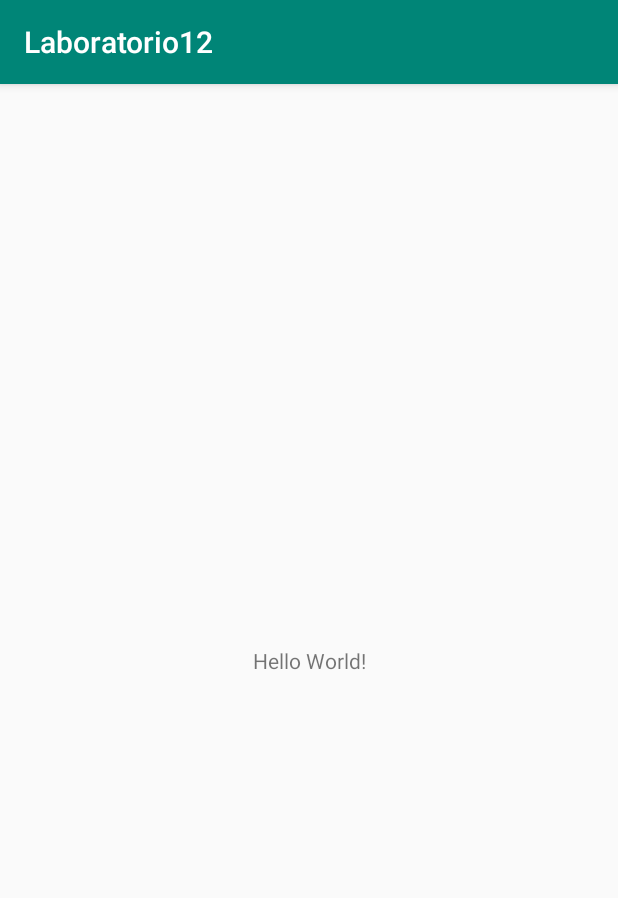
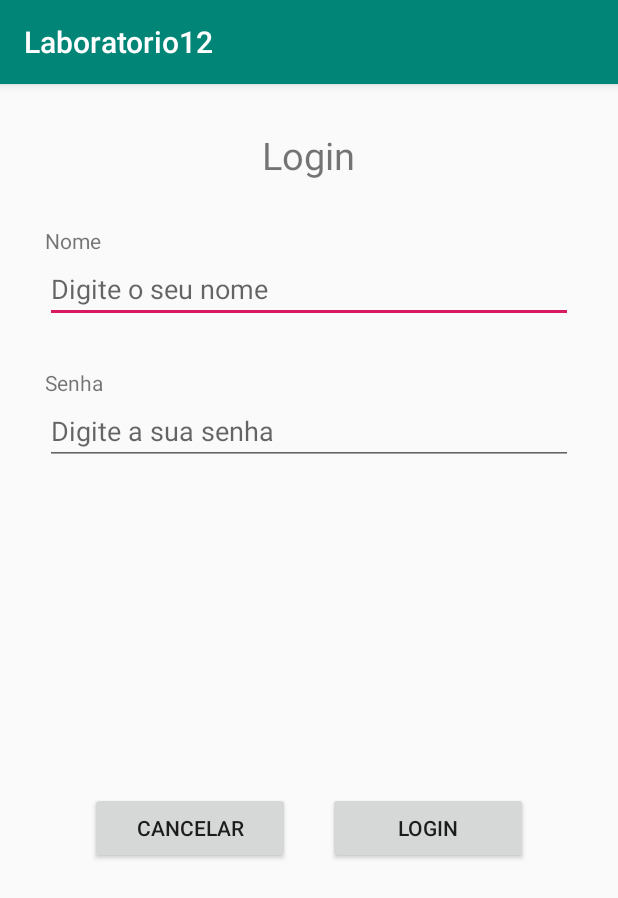
Before and after one commit to rafamazzucato/AndroidKotlinImpacta, an Android app: the screen it shows after launch (MainActivity), on a phone screen of 412 x 824 dp. Shown: the top 898 px of the screen. Run offline under Robolectric (Android 15) with nearby library versions, the phone set to English and light mode, and no system bars.

Commit message:
desenvolvimento até o item3 do exircício

```diff
--- a/Laboratorio12/app/src/main/AndroidManifest.xml
+++ b/Laboratorio12/app/src/main/AndroidManifest.xml
@@ -9,7 +9,7 @@
             android:roundIcon="@mipmap/ic_launcher_round"
             android:supportsRtl="true"
             android:theme="@style/AppTheme">
-        <activity android:name=".MainActivity">
+        <activity android:name=".activities.MainActivity">
             <intent-filter>
                 <action android:name="android.intent.action.MAIN"/>
 
--- a/Laboratorio12/app/src/main/java/br/com/impacta/kotlin/laboratorio12/MainActivity.kt
+++ /dev/null
@@ -1,12 +0,0 @@
-package br.com.impacta.kotlin.laboratorio12
-
-import androidx.appcompat.app.AppCompatActivity
-import android.os.Bundle
-
-class MainActivity : AppCompatActivity() {
-
-    override fun onCreate(savedInstanceState: Bundle?) {
-        super.onCreate(savedInstanceState)
-        setContentView(R.layout.activity_main)
-    }
-}
--- /dev/null
+++ b/Laboratorio12/app/src/main/java/br/com/impacta/kotlin/laboratorio12/activities/MainActivity.kt
@@ -0,0 +1,40 @@
+package br.com.impacta.kotlin.laboratorio12.activities
+
+import android.content.Context
+import androidx.appcompat.app.AppCompatActivity
+import android.os.Bundle
+import br.com.impacta.kotlin.laboratorio12.R
+import kotlinx.android.synthetic.main.tela_inicial_activicty.*
+
+class MainActivity : AppCompatActivity() {
+
+    private var context: Context? = null
+    private var mensagemErro: String? = null
+
+    override fun onCreate(savedInstanceState: Bundle?) {
+        super.onCreate(savedInstanceState)
+        setContentView(R.layout.tela_inicial_activicty)
+
+        initVars()
+        initActions()
+    }
+
+    private fun initVars() {
+        context = this
+        mensagemErro = ""
+        et_senha.setText("")
+    }
+
+    private fun initActions() {
+        btn_cancelar.setOnClickListener {
+//            limparControles()
+        }
+        btn_login.setOnClickListener {
+//            if (validacao()) {
+//                exibirCredenciais()
+//            } else {
+//                exibirErro()
+//            }
+        }
+    }
+}
--- /dev/null
+++ b/Laboratorio12/app/src/main/java/br/com/impacta/kotlin/laboratorio12/extensions/ContextExtension.kt
@@ -0,0 +1,12 @@
+package br.com.impacta.kotlin.laboratorio12.extensions
+
+import android.content.Context
+import android.widget.Toast
+
+fun Context.exibirMensagem(mensagem: String){
+    Toast.makeText(
+        this,
+        mensagem,
+        Toast.LENGTH_LONG
+    ).show()
+}
--- a/Laboratorio12/app/src/main/res/layout/activity_main.xml
+++ b/Laboratorio12/app/src/main/res/layout/activity_main.xml
@@ -5,7 +5,7 @@
         xmlns:app="http://schemas.android.com/apk/res-auto"
         android:layout_width="match_parent"
         android:layout_height="match_parent"
-        tools:context=".MainActivity">
+        tools:context=".activities.MainActivity">
 
     <TextView
             android:layout_width="wrap_content"
@@ -16,4 +16,5 @@
             app:layout_constraintRight_toRightOf="parent"
             app:layout_constraintTop_toTopOf="parent"/>
 
+
 </androidx.constraintlayout.widget.ConstraintLayout>
--- /dev/null
+++ b/Laboratorio12/app/src/main/res/layout/tela_inicial_activicty.xml
@@ -0,0 +1,63 @@
+<?xml version="1.0" encoding="utf-8"?>
+<LinearLayout xmlns:android="http://schemas.android.com/apk/res/android"
+              xmlns:tools="http://schemas.android.com/tools"
+              android:layout_width="match_parent"
+              android:layout_height="match_parent"
+              android:orientation="vertical"
+              tools:context=".activities.MainActivity"
+              android:padding="30dp">
+
+    <TextView
+            android:layout_width="wrap_content"
+            android:layout_height="wrap_content"
+            android:layout_gravity="center_horizontal"
+            android:text="@string/titulo_login"
+            android:textSize="25sp" />
+    <TextView
+            android:layout_width="wrap_content"
+            android:layout_height="wrap_content"
+            android:layout_marginTop="30dp"
+            android:text="@string/rotulo_tv_nome" />
+    <EditText
+            android:id="@+id/et_nome"
+            android:layout_width="match_parent"
+            android:layout_height="wrap_content"
+            android:hint="@string/hint_et_nome"
+            android:inputType="text" />
+    <TextView
+            android:layout_width="wrap_content"
+            android:layout_height="wrap_content"
+            android:layout_marginTop="30dp"
+            android:text="@string/rotulo_tv_senha" />
+    <EditText
+            android:id="@+id/et_senha"
+            android:layout_width="match_parent"
+            android:layout_height="wrap_content"
+            android:hint="@string/hint_et_senha"
+            android:inputType="textPassword" />
+
+    <LinearLayout
+            android:layout_width="match_parent"
+            android:layout_height="0dp"
+            android:layout_weight="1"
+            android:gravity="center"
+            android:padding="30dp"
+            android:orientation="horizontal">
+        <Button
+                android:id="@+id/btn_cancelar"
+                android:layout_width="0dp"
+                android:layout_height="wrap_content"
+                android:layout_weight="1"
+                android:text="@string/rotulo_btn_cancelar"/>
+        <View
+                android:layout_width="25dp"
+                android:layout_height="1dp" />
+        <Button
+                android:id="@+id/btn_login"
+                android:layout_width="0dp"
+                android:layout_height="wrap_content"
+                android:layout_weight="1"
+                android:text="@string/rotulo_btn_login"/>
+    </LinearLayout>
+
+</LinearLayout>
--- a/Laboratorio12/app/src/main/res/values/strings.xml
+++ b/Laboratorio12/app/src/main/res/values/strings.xml
@@ -1,3 +1,18 @@
 <resources>
     <string name="app_name">Laboratorio12</string>
+
+    <!-- Nome -->
+    <string name="titulo_login">Login</string>
+    <string name="rotulo_tv_nome">Nome</string>
+    <string name="hint_et_nome">Digite o seu nome</string>
+    <!-- Senha -->
+    <string name="rotulo_tv_senha">Senha</string>
+    <string name="hint_et_senha">Digite a sua senha</string>
+    <!-- Botoes -->
+    <string name="rotulo_btn_cancelar">Cancelar</string>
+    <string name="rotulo_btn_login">Login</string>
+    <string name="alerta_erro_nome_obrigatorio">Erro: Nome é obrigatório</string>
+    <string name="alerta_erro_senha_obrigatoria">Erro: Senha é obrigatória</string>
+    <string name="alerta_erro_credenciais_invalidas">Erro: Credenciais inválidas!!!</string>
+    <string name="alerta_credenciais_validas">Credenciais válidas!!!</string>
 </resources>
```
